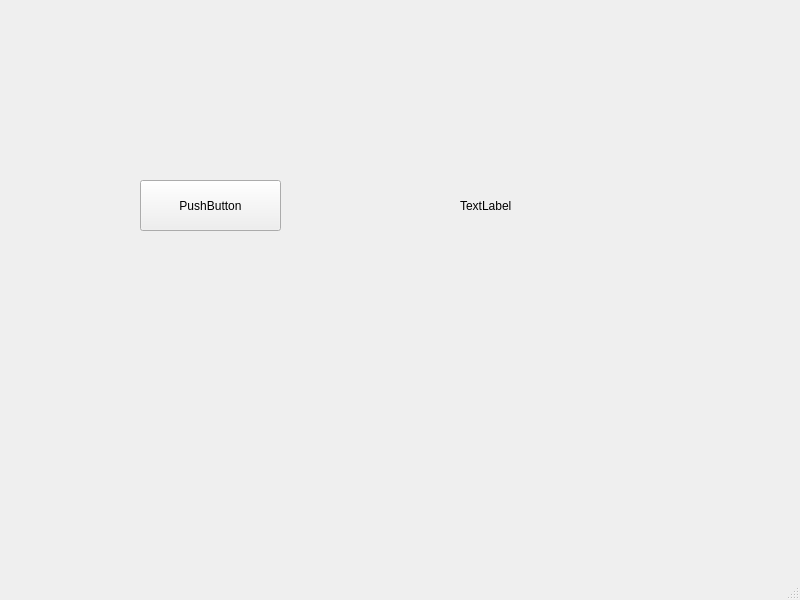
First picture: the form in Qt/mainwindow.ui, repository Nikita-Fast/Course-Project, before the edit.
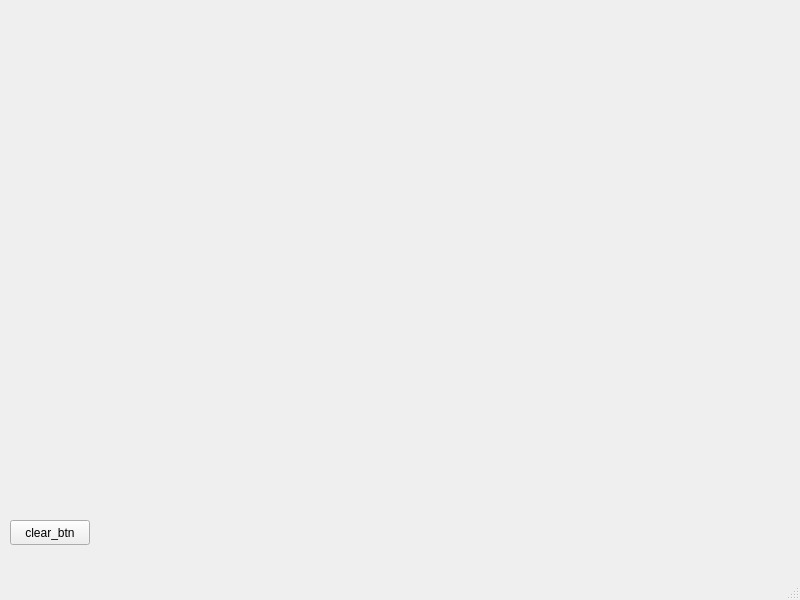
Second picture: the form after the edit.

```diff
--- a/Qt/mainwindow.ui
+++ b/Qt/mainwindow.ui
@@ -14,30 +14,17 @@
    <string>MainWindow</string>
   </property>
   <widget class="QWidget" name="centralwidget">
-   <widget class="QLabel" name="label">
-    <property name="geometry">
-     <rect>
-      <x>460</x>
-      <y>160</y>
-      <width>151</width>
-      <height>91</height>
-     </rect>
-    </property>
-    <property name="text">
-     <string>TextLabel</string>
-    </property>
-   </widget>
    <widget class="QPushButton" name="pushButton">
     <property name="geometry">
      <rect>
-      <x>140</x>
-      <y>180</y>
-      <width>141</width>
-      <height>51</height>
+      <x>10</x>
+      <y>520</y>
+      <width>80</width>
+      <height>25</height>
      </rect>
     </property>
     <property name="text">
-     <string>PushButton</string>
+     <string>clear_btn</string>
     </property>
    </widget>
   </widget>
```
Left out of the diff: 2 changed lines with no effect on the pictures.
